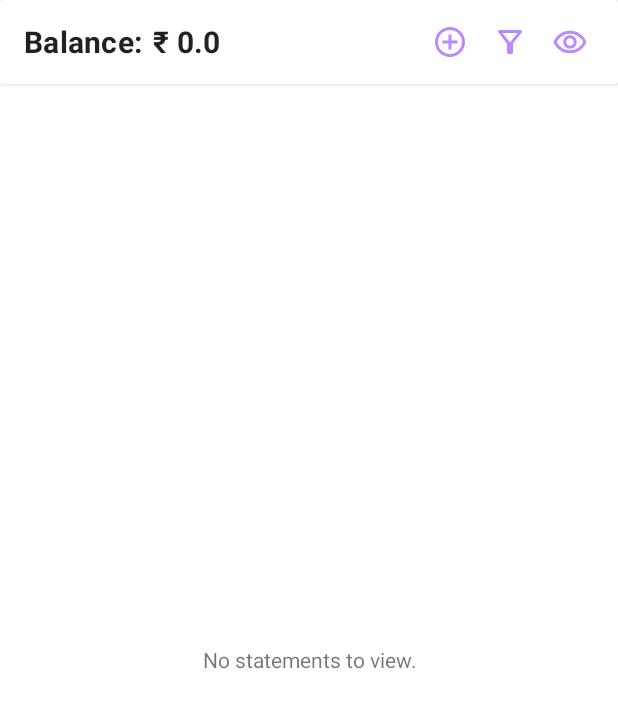
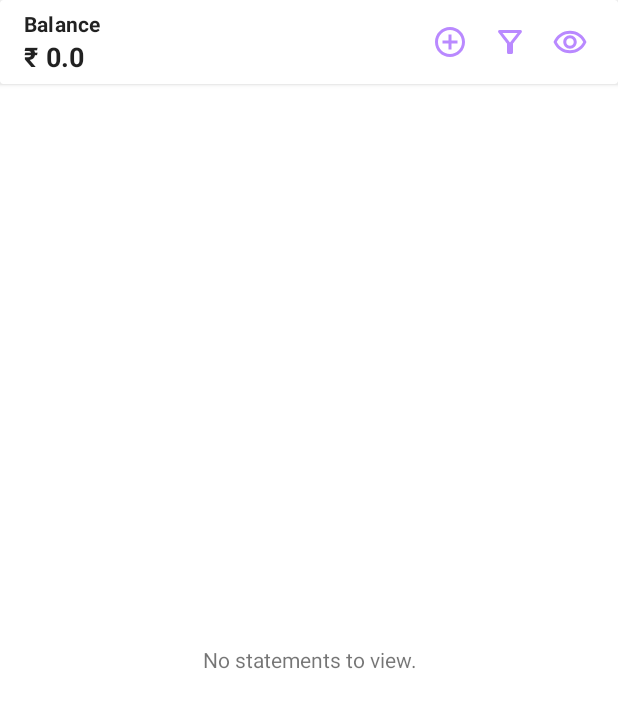
Before and after one commit to elsonjose/cashflow, an Android app: the screen it shows after launch (MainActivity), on a phone screen of 412 x 824 dp. Shown: the top 708 px of the screen. Run offline under Robolectric (Android 15) with nearby library versions, the phone set to English and light mode, and no system bars; our stand-ins replace Room's generated code.

Commit message:
Balance Calculation Fixed
- Fixed the balance calculation issue
- Balance shown for filtered results
- Updated Readme

```diff
--- a/app/src/main/java/com/cashflow/MainActivity.java
+++ b/app/src/main/java/com/cashflow/MainActivity.java
@@ -15,6 +15,7 @@ import android.view.View;
 import android.widget.ImageButton;
 import android.widget.LinearLayout;
 import android.widget.TextView;
+import android.widget.Toast;
 
 import androidx.annotation.NonNull;
 import androidx.appcompat.app.AppCompatActivity;
@@ -76,21 +77,7 @@ public class MainActivity extends AppCompatActivity {
         tabLayout.setupWithViewPager(mainViewPager);
         tabLayout.setVisibility(View.GONE);
 
-
-        double income = statementFragment.cashFlowHelper.getTotalAmountForType(STATEMENT_TYPE_CREDIT, 0, 0);
-        double expense = statementFragment.cashFlowHelper.getTotalAmountForType(STATEMENT_TYPE_DEBIT, 0, 0);
-        double diff = income - expense;
-        if (diff > 0) {
-            headerTextView.setText("₹ " + Math.abs(diff));
-            headerTextView.setTextColor(Color.parseColor("#3fb950"));
-            balanceTextView.setTextColor(Color.parseColor("#3fb950"));
-        } else if (diff < 0) {
-            headerTextView.setText("₹ " + Math.abs(diff));
-            headerTextView.setTextColor(Color.parseColor("#da3633"));
-            balanceTextView.setTextColor(Color.parseColor("#da3633"));
-        } else {
-            headerTextView.setText("₹ " + Math.abs(diff));
-        }
+        setBalanceAmount(0, 0);
 
         mainViewPager.addOnPageChangeListener(new ViewPager.OnPageChangeListener() {
             @Override
@@ -158,6 +145,7 @@ public class MainActivity extends AppCompatActivity {
                 long offset = TimeZone.getDefault().getOffset(System.currentTimeMillis());
                 filterStart = Long.parseLong(ranges[0]) - offset;
                 filterEnd = Long.parseLong(ranges[1]) - offset;
+                setBalanceAmount(filterStart, filterEnd + (24 * 60 * 60 * 1000) - 1000);
                 statementFragment.loadStatement(filterStart, filterEnd);
             });
         });
@@ -194,6 +182,40 @@ public class MainActivity extends AppCompatActivity {
         });
     }
 
+    private void setBalanceAmount(long start, long end) {
+        double income = statementFragment.cashFlowHelper.getTotalAmountForType(STATEMENT_TYPE_CREDIT, start, end);
+        double expense = statementFragment.cashFlowHelper.getTotalAmountForType(STATEMENT_TYPE_DEBIT, start, end);
+        double diff = getSubtractedValue(income, expense);
+        if (diff > 0) {
+            headerTextView.setText("₹ " + Math.abs(diff));
+            headerTextView.setTextColor(Color.parseColor("#3fb950"));
+            balanceTextView.setTextColor(Color.parseColor("#3fb950"));
+        } else if (diff < 0) {
+            headerTextView.setText("₹ " + Math.abs(diff));
+            headerTextView.setTextColor(Color.parseColor("#da3633"));
+            balanceTextView.setTextColor(Color.parseColor("#da3633"));
+        } else {
+            headerTextView.setText("₹ " + Math.abs(diff));
+        }
+    }
+
+    private double getSubtractedValue(double income, double expense) {
+        int noOfDecimals = Math.max(getNumberOfDecimals(income), getNumberOfDecimals(expense));
+        double updatedIncome = income * Math.pow(10, noOfDecimals);
+        double updatedExpense = expense * Math.pow(10, noOfDecimals);
+        double diff = updatedIncome - updatedExpense;
+        return diff * Math.pow(10, -1 * noOfDecimals);
+    }
+
+    private int getNumberOfDecimals(double value) {
+        String val = String.valueOf(value);
+        if (!val.contains(".")) {
+            return 0;
+        }
+        String[] values = val.split("\\.");
+        return values[1].length();
+    }
+
     @Override
     public void onBackPressed() {
         if (mainViewPager.getCurrentItem() != 0) {
@@ -203,6 +225,7 @@ public class MainActivity extends AppCompatActivity {
             statementFragment.isDateRangePicked = false;
             filterStart = 0;
             filterEnd = 0;
+            setBalanceAmount(filterStart, filterEnd);
             statementFragment.loadStatement(filterStart, filterEnd);
         } else {
             super.onBackPressed();
--- a/app/src/main/java/com/cashflow/db/cashflow/CashFlowDao.java
+++ b/app/src/main/java/com/cashflow/db/cashflow/CashFlowDao.java
@@ -52,5 +52,4 @@ public interface CashFlowDao {
 
     @Query("SELECT SUM(ABS(AMOUNT)) FROM CASHFLOW WHERE time BETWEEN :start AND :end AND TYPE==:t")
     double getAmountSumForDateRangeByType(String t, long start, long end);
-
 }
--- a/app/src/main/java/com/cashflow/helper/CashFlowHelper.java
+++ b/app/src/main/java/com/cashflow/helper/CashFlowHelper.java
@@ -45,6 +45,7 @@ public class CashFlowHelper {
             return database.getCashFlowDao().getAmountSumForDateRangeByType(type, start, end);
         }
     }
+
 
     private List<CashItem> getWeeklyCashItem(long startTime, long endTime) {
 
--- a/app/src/main/res/layout/activity_main.xml
+++ b/app/src/main/res/layout/activity_main.xml
@@ -15,16 +15,22 @@
            android:layout_height="match_parent"
            android:orientation="horizontal">
 
+           <LinearLayout
+               android:layout_width="0dp"
+               android:layout_height="wrap_content"
+               android:orientation="vertical"
+               android:layout_gravity="center_vertical"
+               android:layout_marginStart="16dp"
+               android:layout_weight="1">
+
                <TextView
                    android:id="@+id/actionbar_balance_textView"
                    style="@style/MaterialAlertDialog.MaterialComponents.Title.Text"
                    android:layout_width="wrap_content"
                    android:layout_height="wrap_content"
-               android:layout_gravity="center_vertical"
-               android:layout_marginStart="16dp"
-               android:textSize="20sp"
+                   android:textSize="14sp"
                    android:maxLines="1"
-               android:text="Balance: "
+                   android:text="Balance"
                    android:ellipsize="end"
                    android:textStyle="bold" />
 
@@ -34,13 +40,15 @@
                    android:layout_width="match_parent"
                    android:layout_height="wrap_content"
                    android:layout_gravity="center_vertical"
-               android:layout_marginStart="2dp"
                    android:layout_marginEnd="16dp"
-               android:textSize="20sp"
+                   android:textSize="18sp"
                    android:maxLines="1"
                    android:layout_weight="1"
                    android:ellipsize="middle"
                    android:textStyle="bold" />
+
+           </LinearLayout>
+
 
            <LinearLayout
                android:id="@+id/actionbar_statement_btn_wrapper"
--- a/app/src/main/res/layout/fragment_tab_item.xml
+++ b/app/src/main/res/layout/fragment_tab_item.xml
@@ -52,7 +52,7 @@
                         android:layout_width="0dp"
                         android:layout_height="match_parent"
                         android:layout_weight="1"
-                        android:orientation="horizontal"
+                        android:orientation="vertical"
                         android:paddingStart="16dp"
                         android:paddingTop="8dp"
                         android:paddingEnd="16dp"
@@ -64,8 +64,8 @@
                             android:layout_width="wrap_content"
                             android:layout_height="wrap_content"
                             android:gravity="center_vertical"
-                            android:text="Credit: "
-                            android:textSize="18sp"
+                            android:text="Credit"
+                            android:textSize="14sp"
                             android:textStyle="bold" />
 
                         <TextView
@@ -86,7 +86,7 @@
                         android:layout_width="0dp"
                         android:layout_height="match_parent"
                         android:layout_weight="1"
-                        android:orientation="horizontal"
+                        android:orientation="vertical"
                         android:paddingStart="16dp"
                         android:paddingTop="8dp"
                         android:paddingEnd="16dp"
@@ -99,8 +99,8 @@
                             android:layout_width="wrap_content"
                             android:layout_height="wrap_content"
                             android:gravity="center_vertical"
-                            android:text="Debit: "
-                            android:textSize="18sp"
+                            android:text="Debit"
+                            android:textSize="14sp"
                             android:textStyle="bold" />
 
                         <TextView
```
Also changed, not shown: 2 other files. Lines whose indentation alone changed are shown as unchanged.
